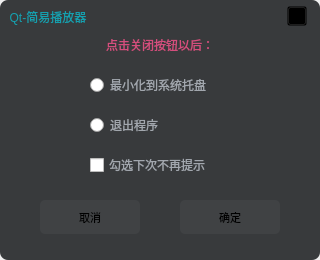
Qt form VideoPlayer/messagebox/ExitDialog.ui (huizhang556/pc-video-player) before a commit.
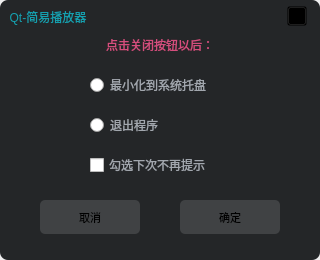
The same form after that commit. Icons and pictures are not drawn.

What changed in the file:
```diff
--- a/VideoPlayer/messagebox/ExitDialog.ui
+++ b/VideoPlayer/messagebox/ExitDialog.ui
@@ -49,7 +49,7 @@
      <property name="styleSheet">
       <string notr="true">#widget_mask
 {
-background-color: rgba(36, 38, 40,0.9);
+background-color: rgba(36, 38, 40,1.0);
 border:0px solid #5f6367;
 border-radius: 8px;
 }</string>
```
Left out of the diff: 2 changed lines with no effect on the pictures.
